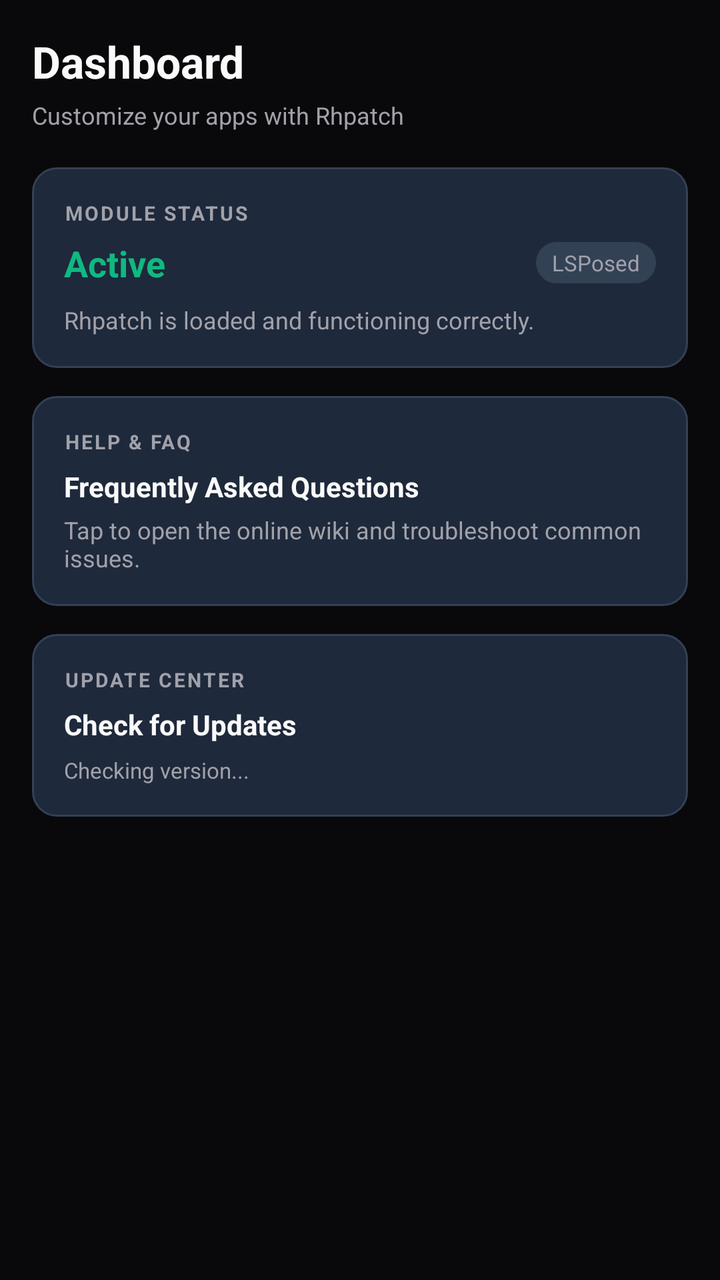
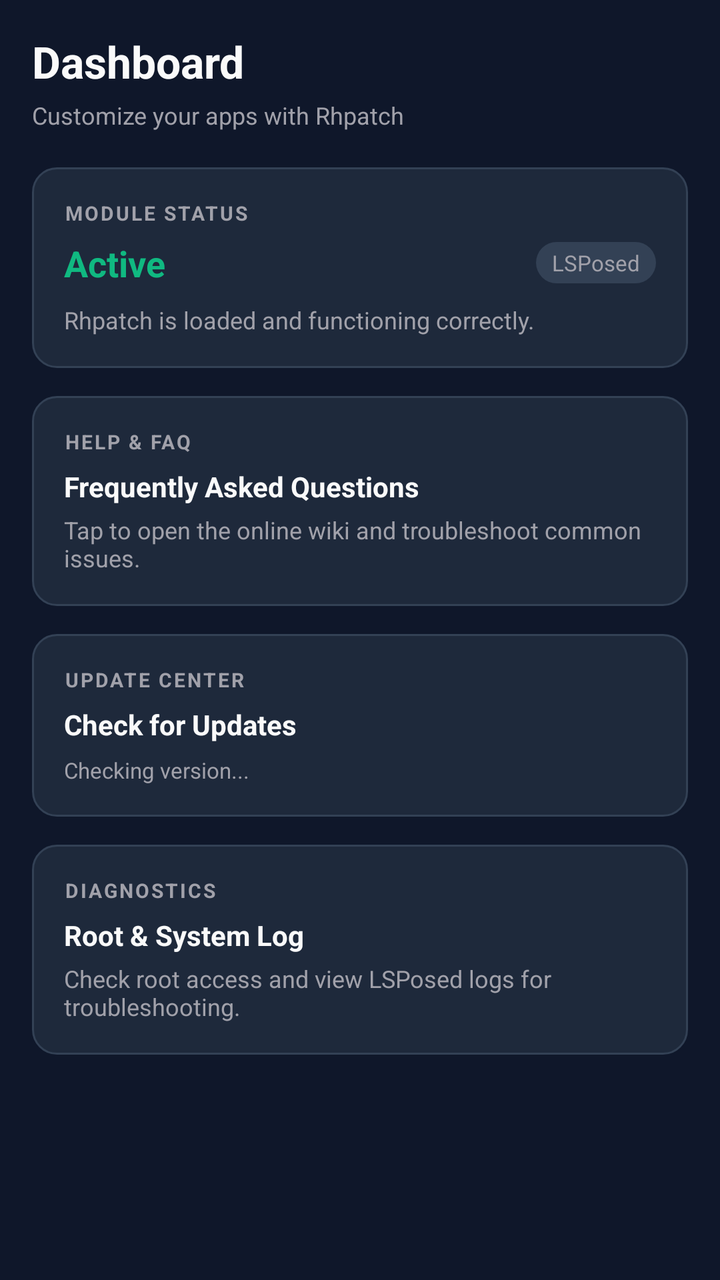

Compare the two renders of this Android layout. The source of the first and the diff that turns it into the second are given below.
<!-- AndroidManifest.xml: fallback theme Theme.MaterialComponents.DayNight.NoActionBar -->
<!-- res/layout/fragment_overview.xml -->
<?xml version="1.0" encoding="utf-8"?>
<ScrollView xmlns:android="http://schemas.android.com/apk/res/android"
    android:layout_width="match_parent"
    android:layout_height="match_parent"
    android:background="@color/apahayo_bg"
    android:padding="16dp"
    android:fillViewport="true">

    <LinearLayout
        android:layout_width="match_parent"
        android:layout_height="wrap_content"
        android:orientation="vertical">

        
        <TextView
            android:layout_width="wrap_content"
            android:layout_height="wrap_content"
            android:text="Dashboard"
            android:textColor="@color/apahayo_text_primary"
            android:textSize="22sp"
            android:textStyle="bold"
            android:layout_marginBottom="4dp" />

        <TextView
            android:layout_width="wrap_content"
            android:layout_height="wrap_content"
            android:text="Customize your apps with Rhpatch"
            android:textColor="@color/apahayo_text_secondary"
            android:textSize="12sp"
            android:layout_marginBottom="18dp" />

        
        <LinearLayout
            android:layout_width="match_parent"
            android:layout_height="wrap_content"
            android:background="@drawable/card_background"
            android:orientation="vertical"
            android:padding="16dp"
            android:layout_marginBottom="14dp">

            <TextView
                android:layout_width="wrap_content"
                android:layout_height="wrap_content"
                android:text="MODULE STATUS"
                android:textColor="@color/apahayo_text_secondary"
                android:textSize="10sp"
                android:textStyle="bold"
                android:letterSpacing="0.1"
                android:layout_marginBottom="6dp" />

            <RelativeLayout
                android:layout_width="match_parent"
                android:layout_height="wrap_content">

                <TextView
                    android:id="@+id/card_active_status"
                    android:layout_width="wrap_content"
                    android:layout_height="wrap_content"
                    android:text="Active"
                    android:textColor="#10B981"
                    android:textSize="18sp"
                    android:textStyle="bold" />

                <TextView
                    android:layout_width="wrap_content"
                    android:layout_height="wrap_content"
                    android:layout_alignParentRight="true"
                    android:layout_centerVertical="true"
                    android:text="LSPosed"
                    android:textColor="@color/apahayo_text_secondary"
                    android:textSize="11sp"
                    android:background="@drawable/badge_background"
                    android:paddingLeft="8dp"
                    android:paddingRight="8dp"
                    android:paddingTop="3dp"
                    android:paddingBottom="3dp" />
            </RelativeLayout>

            <TextView
                android:id="@+id/status_description"
                android:layout_width="match_parent"
                android:layout_height="wrap_content"
                android:layout_marginTop="8dp"
                android:text="Rhpatch is loaded and functioning correctly."
                android:textColor="@color/apahayo_text_secondary"
                android:textSize="12sp" />
        </LinearLayout>

        
        <LinearLayout
            android:id="@+id/card_faq"
            android:layout_width="match_parent"
            android:layout_height="wrap_content"
            android:background="@drawable/card_background"
            android:orientation="vertical"
            android:padding="16dp"
            android:clickable="true"
            android:focusable="true"
            android:foreground="?android:attr/selectableItemBackground"
            android:layout_marginBottom="14dp">

            <TextView
                android:layout_width="wrap_content"
                android:layout_height="wrap_content"
                android:text="HELP &amp; FAQ"
                android:textColor="@color/apahayo_text_secondary"
                android:textSize="10sp"
                android:textStyle="bold"
                android:letterSpacing="0.1"
                android:layout_marginBottom="6dp" />

            <TextView
                android:layout_width="wrap_content"
                android:layout_height="wrap_content"
                android:text="Frequently Asked Questions"
                android:textColor="@color/apahayo_text_primary"
                android:textSize="14sp"
                android:textStyle="bold" />

            <TextView
                android:layout_width="match_parent"
                android:layout_height="wrap_content"
                android:layout_marginTop="4dp"
                android:text="Tap to open the online wiki and troubleshoot common issues."
                android:textColor="@color/apahayo_text_secondary"
                android:textSize="12sp" />
        </LinearLayout>

        
        <LinearLayout
            android:id="@+id/card_update"
            android:layout_width="match_parent"
            android:layout_height="wrap_content"
            android:background="@drawable/card_background"
            android:orientation="vertical"
            android:padding="16dp"
            android:clickable="true"
            android:focusable="true"
            android:foreground="?android:attr/selectableItemBackground">

            <TextView
                android:layout_width="wrap_content"
                android:layout_height="wrap_content"
                android:text="UPDATE CENTER"
                android:textColor="@color/apahayo_text_secondary"
                android:textSize="10sp"
                android:textStyle="bold"
                android:letterSpacing="0.1"
                android:layout_marginBottom="6dp" />

            <TextView
                android:layout_width="wrap_content"
                android:layout_height="wrap_content"
                android:text="Check for Updates"
                android:textColor="@color/apahayo_text_primary"
                android:textSize="14sp"
                android:textStyle="bold" />

            <TextView
                android:id="@+id/text_version_info"
                android:layout_width="match_parent"
                android:layout_height="wrap_content"
                android:layout_marginTop="6dp"
                android:textColor="@color/apahayo_text_secondary"
                android:textSize="11sp"
                android:lineSpacingMultiplier="1.2"
                android:text="Checking version..." />
        </LinearLayout>

    </LinearLayout>
</ScrollView>
<!-- resources referenced by this layout -->
<resources>
  <color name="apahayo_bg">#09090B</color>
  <color name="apahayo_text_primary">#FAFAFA</color>
  <color name="apahayo_text_secondary">#A1A1AA</color>
  <!-- drawable badge_background (drawable) -->
  <?xml version="1.0" encoding="utf-8"?>
  <shape xmlns:android="http://schemas.android.com/apk/res/android"
      android:shape="rectangle">
      <solid android:color="#334155" />
      <corners android:radius="16dp" />
  </shape>
  <!-- drawable card_background (drawable) -->
  <?xml version="1.0" encoding="utf-8"?>
  <shape xmlns:android="http://schemas.android.com/apk/res/android"
      android:shape="rectangle">
      <solid android:color="#1E293B" />
      <corners android:radius="12dp" />
      <stroke android:width="1dp" android:color="#334155" />
  </shape>
</resources>

<!-- the commit's change to res/layout/fragment_overview.xml (unified diff, before → after) -->
@@ -136,7 +136,8 @@
             android:padding="16dp"
             android:clickable="true"
             android:focusable="true"
-            android:foreground="?android:attr/selectableItemBackground">
+            android:foreground="?android:attr/selectableItemBackground"
+            android:layout_marginBottom="14dp">
 
             <TextView
                 android:layout_width="wrap_content"
@@ -167,5 +168,44 @@
                 android:text="Checking version..." />
         </LinearLayout>
 
+        
+        <LinearLayout
+            android:id="@+id/card_diag"
+            android:layout_width="match_parent"
+            android:layout_height="wrap_content"
+            android:background="@drawable/card_background"
+            android:orientation="vertical"
+            android:padding="16dp"
+            android:clickable="true"
+            android:focusable="true"
+            android:foreground="?android:attr/selectableItemBackground">
+
+            <TextView
+                android:layout_width="wrap_content"
+                android:layout_height="wrap_content"
+                android:text="DIAGNOSTICS"
+                android:textColor="@color/apahayo_text_secondary"
+                android:textSize="10sp"
+                android:textStyle="bold"
+                android:letterSpacing="0.1"
+                android:layout_marginBottom="6dp" />
+
+            <TextView
+                android:layout_width="wrap_content"
+                android:layout_height="wrap_content"
+                android:text="Root &amp; System Log"
+                android:textColor="@color/apahayo_text_primary"
+                android:textSize="14sp"
+                android:textStyle="bold" />
+
+            <TextView
+                android:layout_width="match_parent"
+                android:layout_height="wrap_content"
+                android:layout_marginTop="4dp"
+                android:text="Check root access and view LSPosed logs for troubleshooting."
+                android:textColor="@color/apahayo_text_secondary"
+                android:textSize="12sp" />
+        </LinearLayout>
+
     </LinearLayout>
 </ScrollView>
<!-- resource entries referenced after the edit -->
@@ -1,6 +1,6 @@
 <!-- resources referenced by this layout -->
 <resources>
-  <color name="apahayo_bg">#09090B</color>
+  <color name="apahayo_bg">#0F172A</color>
   <color name="apahayo_text_primary">#FAFAFA</color>
   <color name="apahayo_text_secondary">#A1A1AA</color>
   <!-- drawable badge_background (drawable) -->
